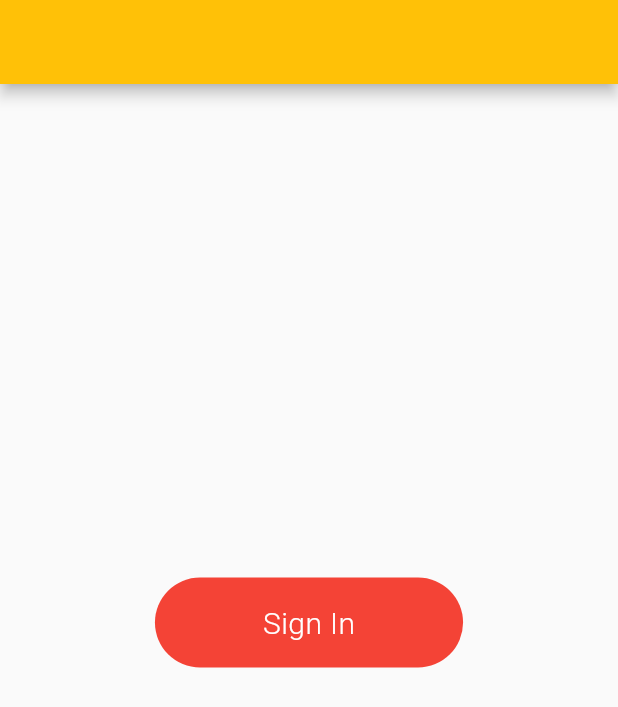
After one commit to mohibraja1/news_app, a Flutter app: the SignInAnimations screen opened directly, after a tap on "Login My App", on a phone screen of 412 x 824 dp. The commit adds this screen. Shown: the top 707 px of the screen. Run offline on Flutter 3.47's test engine with Material 2 defaults, Android fonts, the phone set to English and light mode, and no system bars; our stand-ins replace firebase_auth, firebase_core, firebase_database, firebase_storage, fluttertoast, image_picker and 1 more; missing offline and left inert: date_time_format; accounts and stored records are empty.

Commit message:
login animations zoom out

```diff
--- /dev/null
+++ b/news_app/lib/ui/BaseState.dart
@@ -0,0 +1,29 @@
+
+
+import 'package:flutter/cupertino.dart';
+import 'package:news_app/repo/FireBaseDatabase.dart';
+
+var TAG = 'BaseStateFul';
+
+class BaseStateFul extends StatefulWidget{
+
+
+  @override
+  State<StatefulWidget> createState() {
+
+    log('$TAG createState conroll should not come here');
+    return _SState();
+  }
+
+}
+
+
+class _SState extends State<BaseStateFul>{
+  @override
+  Widget build(BuildContext context) {
+
+    log('$TAG controll should never come her');
+    return Text('dsdfsa');
+  }
+
+}
--- a/news_app/lib/ui/TempHome.dart
+++ b/news_app/lib/ui/TempHome.dart
@@ -11,6 +11,7 @@ import 'anims/Anim7.dart';
 import 'anims/AnimController6.dart';
 import 'anims/AnimController.dart';
 import 'anims/AnimatedBuilder.dart';
+import 'anims/signin/SignInAnimations.dart';
 
 
 class TempHome extends StatelessWidget{
@@ -116,6 +117,21 @@ class TempHome extends StatelessWidget{
                 ),
               ),
             ),
+
+            Padding(padding: EdgeInsets.all(5)),
+            Center(
+              widthFactor: 100,
+              child: ElevatedButton(
+                onPressed: () {
+                  bloc.navigateNext(SignInAnimations());
+                },
+                child: Text('Sign in animations'),
+                style: ElevatedButton.styleFrom(
+                  primary: Colors.amber,
+                  padding: EdgeInsets.all(20), // Set padding
+                ),
+              ),
+            ),
           ],
         ),
       ),
--- a/news_app/lib/ui/anims/AnimatedBuilder.dart
+++ b/news_app/lib/ui/anims/AnimatedBuilder.dart
@@ -17,11 +17,10 @@ class _AnimatedCirclePageState extends State<AnimatedCirclePage>
   @override
   void initState() {
     super.initState();
-    super.initState();
     animationController = AnimationController(duration: Duration(seconds: 4,),
       vsync: this,
     );
-    // animation = Tween(begin: 100, end: 200).animate(animationController);
+    animation = Tween(begin: 100, end: 200).animate(animationController);
 
 
     animationController.addStatusListener(animationStatusListener);
@@ -63,7 +62,7 @@ class _AnimatedCirclePageState extends State<AnimatedCirclePage>
         title: Text("Rotatingdff Circle"),
       ),
 
-      body: Center(
+      /* body: Center(
         child: TweenAnimationBuilder(
           tween: _scaleTween,
           duration: Duration(seconds: 4),
@@ -74,7 +73,7 @@ class _AnimatedCirclePageState extends State<AnimatedCirclePage>
           child: Text('what is '),
 
         ),
-      ),
+      ),*/
 
       //Mr: scaling using tween
       /*body: Center(
@@ -92,7 +91,7 @@ class _AnimatedCirclePageState extends State<AnimatedCirclePage>
 
 
       //MR: below transform animation
-      /*body: AnimatedBuilder(
+      body: AnimatedBuilder(
         animation: animationController,
         builder: (BuildContext context, Widget? child) {
           return Stack(
@@ -109,13 +108,13 @@ class _AnimatedCirclePageState extends State<AnimatedCirclePage>
               ),
             ],
           );
-          *//*return Transform.rotate(
+          return Transform.rotate(
             child: child,
             angle: 3.1416 * 2 * animation.value,
             origin: Offset(0, 71),
-          );*//*
+          );
         },
-      ),*/
+      ),
     );
   }
 }
--- /dev/null
+++ b/news_app/lib/ui/anims/signin/SignInAnimations.dart
@@ -0,0 +1,91 @@
+import 'package:flutter/cupertino.dart';
+import 'package:flutter/material.dart';
+import 'package:news_app/repo/FireBaseDatabase.dart';
+
+import '../../BaseState.dart';
+
+import 'package:flutter/material.dart';
+import 'package:flutter/foundation.dart';
+import 'package:flutter/animation.dart';
+import 'dart:async';
+import 'package:flutter/services.dart';
+import 'package:flutter/scheduler.dart' show timeDilation;
+
+import 'SignInButtonAnimating.dart';
+
+class SignInAnimations extends StatefulWidget {
+  @override
+  State<StatefulWidget> createState() {
+    log(TAG);
+
+    return SignInState();
+  }
+}
+
+class SignInState extends State<SignInAnimations>
+    with TickerProviderStateMixin {
+  late AnimationController _loginButtonController;
+  var animationStatus = 0;
+
+  @override
+  void initState() {
+    super.initState();
+    _loginButtonController = AnimationController(
+        duration: Duration(milliseconds: 16000), vsync: this);
+
+    _loginButtonController.addListener(() {
+      // log('_loginButtonController value is  ${_loginButtonController.value}');
+    });
+  }
+
+  @override
+  Widget build(BuildContext context) {
+    timeDilation = 0.4;
+    return Scaffold(
+        appBar: AppBar(),
+        body: Center(
+
+            child:  animationStatus == 0 ? InkWell(
+          onTap: () {
+            setState(() {
+              animationStatus = 1;
+            });
+            _playAnimation();
+          },
+          child: Container(
+              decoration: BoxDecoration(
+                color: Colors.amber,
+                borderRadius: new BorderRadius.all(const Radius.circular(30.0)),
+              ),
+              margin: EdgeInsets.only(left: 22, right: 22),
+              height: 60,
+              child: Center(child: Text('Login My App'))),
+        )
+
+            :
+
+            InkWell(
+              onTap: (){
+                setState(() {
+                  animationStatus = 0;
+                });
+              },
+              child: SignInButtonAnimating(buttonController: _loginButtonController),
+            )
+
+        ));
+  }
+
+  Future<Null> _playAnimation() async {
+    try {
+      await _loginButtonController.forward();
+      // await _loginButtonController.reverse();
+    } on TickerCanceled {}
+  }
+
+  @override
+  void dispose() {
+    _loginButtonController.dispose();
+    super.dispose();
+  }
+}
--- /dev/null
+++ b/news_app/lib/ui/anims/signin/SignInButtonAnimating.dart
@@ -0,0 +1,131 @@
+import 'package:flutter/cupertino.dart';
+import 'package:flutter/material.dart';
+import 'package:news_app/repo/FireBaseDatabase.dart';
+
+class SignInButtonAnimating extends StatelessWidget {
+  late AnimationController buttonController;
+
+  SignInButtonAnimating({Key? key, required this.buttonController})
+      : buttonSqueezeanimation = Tween(
+          begin: 320.0,
+          end: 70.0,
+        ).animate(
+          CurvedAnimation(
+            parent: buttonController,
+            curve: Interval(
+              0.0,
+              0.150,
+            ),
+          ),
+        ),
+        buttomZoomOut = Tween(
+          begin: 70.0,
+          end: 1000.0,
+        ).animate(
+          CurvedAnimation(
+            parent: buttonController,
+            curve: Interval(
+              0.550,
+              0.999,
+              curve: Curves.bounceOut,
+            ),
+          ),
+        ),
+        containerCircleAnimation = EdgeInsetsTween(
+          begin: const EdgeInsets.only(bottom: 50.0),
+          end: const EdgeInsets.only(bottom: 0.0),
+        ).animate(
+          CurvedAnimation(
+            parent: buttonController,
+            curve: Interval(
+              0.500,
+              0.800,
+              curve: Curves.ease,
+            ),
+          ),
+        ),
+        super(key: key);
+
+  final Animation<EdgeInsets> containerCircleAnimation;
+  final Animation buttonSqueezeanimation;
+  final Animation buttomZoomOut;
+
+
+  @override
+  Widget build(BuildContext context) {
+
+    buttonSqueezeanimation.addListener(() {
+      // log('buttonSqueezeanimation listener = ${buttonSqueezeanimation.value}');
+    });
+
+    buttomZoomOut.addListener(() {
+      log('buttomZoomOut listener = ${buttomZoomOut.value}');
+    });
+
+    buttonController.addListener(() {
+      if (buttonController.isCompleted) {
+        log('hurrah animaaion comoleted');
+      }
+    });
+
+    return AnimatedBuilder(
+      builder: _buildAnimation,
+      animation: buttonController,
+    );
+  }
+
+  Widget _buildAnimation(BuildContext context, Widget? child) {
+    return Padding(
+      padding: buttomZoomOut.value == 70
+          ? const EdgeInsets.only(bottom: 50.0)
+          : containerCircleAnimation.value,
+      child: InkWell(
+          onTap: () {
+            // _playAnimation();
+          },
+          child: Hero(
+            tag: "fade",
+            child: buttomZoomOut.value <= 300
+                ? Container(
+                    width: buttomZoomOut.value == 70 ? buttonSqueezeanimation.value : buttomZoomOut.value,
+                    height: buttomZoomOut.value == 70 ? 60.0 : buttomZoomOut.value,
+                    alignment: FractionalOffset.center,
+                    decoration: BoxDecoration(
+                      // color: const Color.fromRGBO(247, 64, 106, 1.0),
+                      color: Colors.red,
+                      borderRadius: buttomZoomOut.value < 400
+                          ? BorderRadius.all(const Radius.circular(30.0))
+                          : BorderRadius.all(const Radius.circular(2.0)),
+                    ),
+                    child: buttonSqueezeanimation.value > 75.0
+                        ? Text(
+                            "Sign In",
+                            style: TextStyle(
+                              color: Colors.white,
+                              fontSize: 20.0,
+                              fontWeight: FontWeight.w300,
+                              letterSpacing: 0.3,
+                            ),
+                          )
+                        : buttomZoomOut.value < 300.0
+                            ? CircularProgressIndicator(
+                                value: null,
+                                strokeWidth: 2.0,
+                                valueColor:
+                                    AlwaysStoppedAnimation(Colors.white),
+                              )
+                            : null)
+                : Container(
+                    width: buttomZoomOut.value,
+                    height: buttomZoomOut.value,
+                    decoration: BoxDecoration(
+                      shape: buttomZoomOut.value < 500
+                          ? BoxShape.circle
+                          : BoxShape.rectangle,
+                      color: Colors.red,
+                    ),
+                  ),
+          )),
+    );
+  }
+}
```
